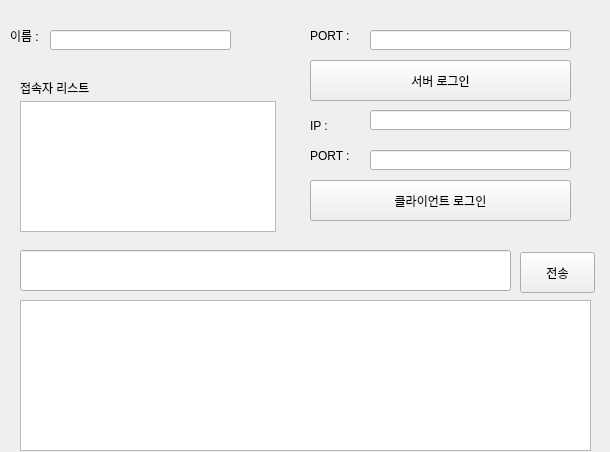
Old version of the form ui/yka.ui in the repository yul2yak/chaosManager.
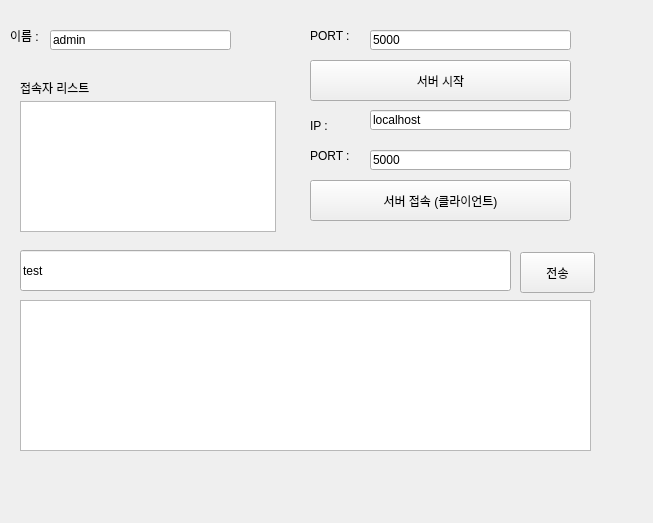
New version of the form.

Commit message: rename variables

The edit to the form file:
```diff
--- a/ui/yka.ui
+++ b/ui/yka.ui
@@ -6,8 +6,8 @@
    <rect>
     <x>0</x>
     <y>0</y>
-    <width>610</width>
-    <height>452</height>
+    <width>653</width>
+    <height>523</height>
    </rect>
   </property>
   <property name="windowTitle">
@@ -24,7 +24,7 @@
      </rect>
     </property>
     <property name="text">
-     <string>서버 로그인</string>
+     <string>서버 시작</string>
     </property>
    </widget>
    <widget class="QListView" name="listView">
@@ -46,6 +46,12 @@
       <height>20</height>
      </rect>
     </property>
+    <property name="inputMask">
+     <string/>
+    </property>
+    <property name="text">
+     <string>admin</string>
+    </property>
    </widget>
    <widget class="QLabel" name="label">
     <property name="geometry">
@@ -82,6 +88,9 @@
       <height>20</height>
      </rect>
     </property>
+    <property name="text">
+     <string>5000</string>
+    </property>
    </widget>
    <widget class="QLabel" name="label_3">
     <property name="geometry">
@@ -131,6 +140,9 @@
       <height>20</height>
      </rect>
     </property>
+    <property name="text">
+     <string>localhost</string>
+    </property>
    </widget>
    <widget class="QLineEdit" name="lineEdit_4">
     <property name="geometry">
@@ -141,6 +153,9 @@
       <height>20</height>
      </rect>
     </property>
+    <property name="text">
+     <string>5000</string>
+    </property>
    </widget>
    <widget class="QPushButton" name="pushButton_2">
     <property name="geometry">
@@ -152,7 +167,7 @@
      </rect>
     </property>
     <property name="text">
-     <string>클라이언트 로그인</string>
+     <string>서버 접속 (클라이언트)</string>
     </property>
    </widget>
    <widget class="QLineEdit" name="lineEdit_5">
@@ -164,6 +179,9 @@
       <height>41</height>
      </rect>
     </property>
+    <property name="text">
+     <string>test</string>
+    </property>
    </widget>
    <widget class="QPushButton" name="pushButton_3">
     <property name="geometry">
```
Left out of the diff: 18 changed lines with no effect on the pictures. The commit also changes 1 other file.
